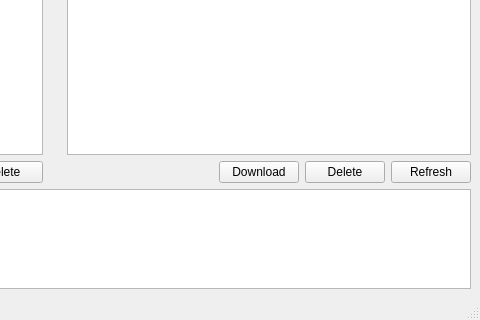
First picture: the form in programs/rapid_session_manager/SessionManager/SessionManager.ui, repository mFlorianW/rapid, before the edit; both pictures show x 320 to 800 and y 280 to 600 of the 800 by 600 pixel window.
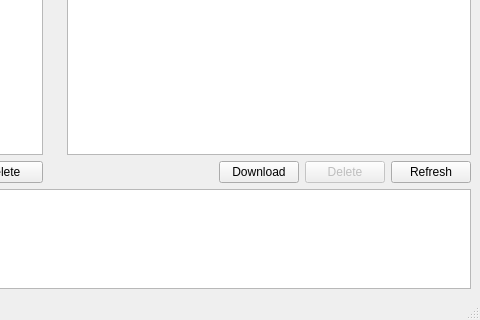
Second picture: the form after the edit. Icons and pictures are not drawn.

Commit message: programs: SessionManager download session from device

Patch:
```diff
--- a/programs/rapid_session_manager/SessionManager/SessionManager.ui
+++ b/programs/rapid_session_manager/SessionManager/SessionManager.ui
@@ -146,6 +146,9 @@
           </item>
           <item>
            <widget class="QPushButton" name="DeviceDeleteSession">
+            <property name="enabled">
+             <bool>false</bool>
+            </property>
             <property name="text">
              <string>Delete</string>
             </property>
```
Left out of the diff: 4 changed lines with no effect on the pictures. The commit also changes 2 other files.
